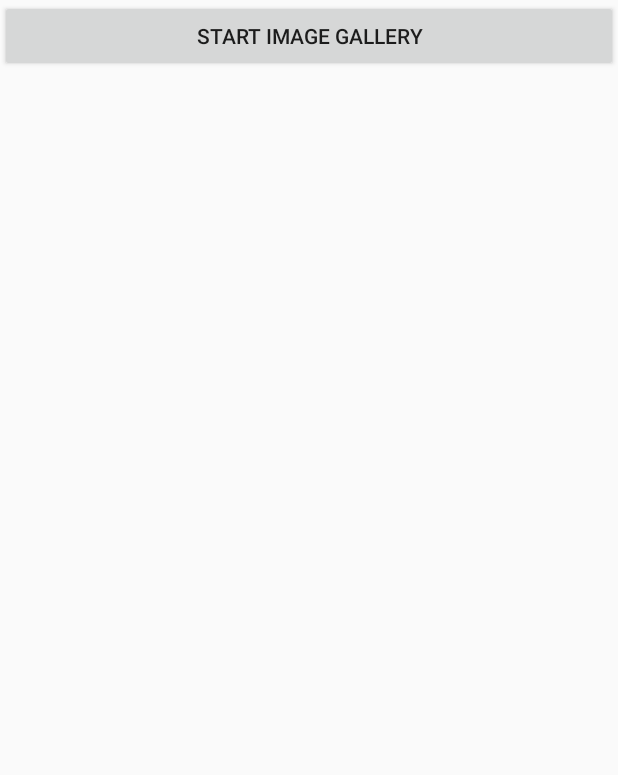
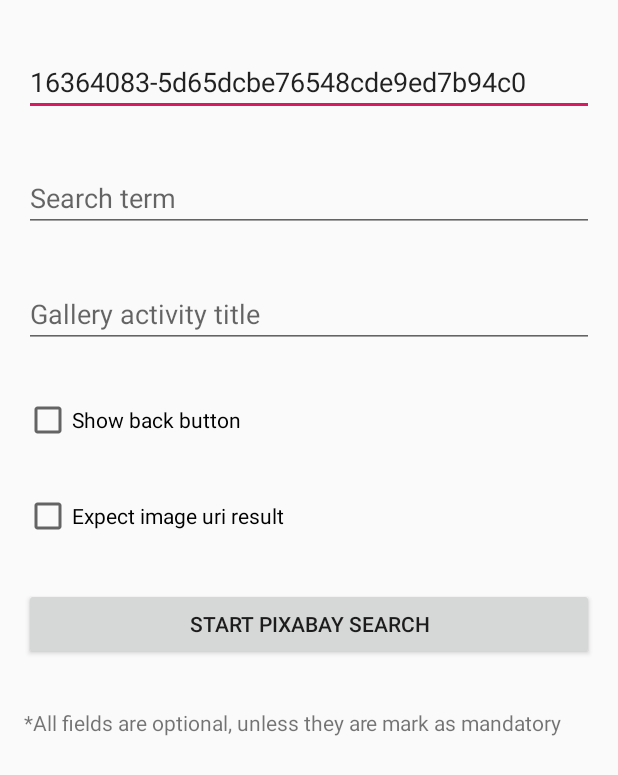
Before and after one commit to geermank/pixabay-searcher, an Android app: the screen it shows after launch (MainActivity), on a phone screen of 412 x 824 dp. Shown: the top 775 px of the screen. Run offline under Robolectric (Android 15) with nearby library versions, the phone set to English and light mode, and no system bars.

Commit message:
General improvements, return result, testapp improvements

```diff
--- a/imagesearcher/src/main/java/com/asociateapp/pixabaysearcher/presentation/viewmodel/GalleryViewModel.kt
+++ b/imagesearcher/src/main/java/com/asociateapp/pixabaysearcher/presentation/viewmodel/GalleryViewModel.kt
@@ -3,7 +3,7 @@ package com.asociateapp.pixabaysearcher.presentation.viewmodel
 import android.annotation.SuppressLint
 import androidx.lifecycle.MutableLiveData
 import androidx.lifecycle.ViewModel
-import com.asociateapp.pixabaysearcher.Configurator
+import com.asociateapp.pixabaysearcher.config.Configurator
 import com.asociateapp.pixabaysearcher.data.ImagesRepository
 import com.asociateapp.pixabaysearcher.data.models.Image
 import com.asociateapp.pixabaysearcher.data.models.Response
@@ -28,6 +28,8 @@ internal class GalleryViewModel(
     fun showUpButton() = galleryConfig.showUpButton()
 
     fun getSearchTerm() = galleryConfig.getSearchTerm()
+
+    fun expectingUriResult() = galleryConfig.expectingUriResult()
 
     @SuppressLint("CheckResult")
     fun search(term: String) {
--- a/testapp/src/main/res/layout/activity_main.xml
+++ b/testapp/src/main/res/layout/activity_main.xml
@@ -1,16 +1,60 @@
 <?xml version="1.0" encoding="utf-8"?>
-<androidx.constraintlayout.widget.ConstraintLayout xmlns:android="http://schemas.android.com/apk/res/android"
+<LinearLayout xmlns:android="http://schemas.android.com/apk/res/android"
     xmlns:app="http://schemas.android.com/apk/res-auto"
     xmlns:tools="http://schemas.android.com/tools"
     android:layout_width="match_parent"
     android:layout_height="match_parent"
+    android:paddingTop="16dp"
+    android:orientation="vertical"
     tools:context=".MainActivity">
+
+    <EditText
+        android:id="@+id/et_api_key"
+        android:layout_width="match_parent"
+        android:layout_height="wrap_content"
+        android:hint="Api Key (mandatory)"
+        android:layout_margin="16dp"/>
+
+    <EditText
+        android:id="@+id/et_search_term"
+        android:layout_width="match_parent"
+        android:layout_height="wrap_content"
+        android:hint="Search term"
+        android:layout_margin="16dp"/>
+
+    <EditText
+        android:id="@+id/et_gallery_title"
+        android:layout_width="match_parent"
+        android:layout_height="wrap_content"
+        android:hint="Gallery activity title"
+        android:layout_margin="16dp"/>
+
+    <CheckBox
+        android:id="@+id/cb_show_back"
+        android:layout_width="wrap_content"
+        android:layout_height="wrap_content"
+        android:text="Show back button"
+        android:layout_margin="16dp"/>
+
+    <CheckBox
+        android:id="@+id/cb_expecting_result"
+        android:layout_width="wrap_content"
+        android:layout_height="wrap_content"
+        android:text="Expect image uri result"
+        android:layout_margin="16dp"/>
 
     <Button
         android:id="@+id/btn_start_image_gallery"
         android:layout_width="match_parent"
         android:layout_height="wrap_content"
-        android:text="Start image gallery"
+        android:text="Start Pixabay search"
+        android:layout_margin="16dp"
         app:layout_constraintTop_toTopOf="parent"/>
 
-</androidx.constraintlayout.widget.ConstraintLayout>
+    <TextView
+        android:layout_width="match_parent"
+        android:layout_height="wrap_content"
+        android:text="*All fields are optional, unless they are mark as mandatory"
+        android:layout_margin="16dp"/>
+
+</LinearLayout>
```
Also changed, not shown: imagesearcher/src/main/java/com/asociateapp/pixabaysearcher/Configurator.kt (deleted, +0 -29 lines), imagesearcher/src/main/java/com/asociateapp/pixabaysearcher/config/ConfigBuilder.kt (added, +45 -0 lines), imagesearcher/src/main/java/com/asociateapp/pixabaysearcher/config/Configurator.kt (added, +38 -0 lines), imagesearcher/src/main/java/com/asociateapp/pixabaysearcher/presentation/BaseActivity.kt (+9 -1 lines), imagesearcher/src/main/java/com/asociateapp/pixabaysearcher/presentation/GalleryActivity.kt (+15 -4 lines), imagesearcher/src/main/java/com/asociateapp/pixabaysearcher/presentation/dialogs/ImageDetailDialog.kt (+29 -18 lines), imagesearcher/src/main/java/com/asociateapp/pixabaysearcher/utils/ImageGalleryManager.kt (+4 -27 lines), testapp/src/main/java/com/asociateapp/testapp/MainActivity.kt (+20 -9 lines).
